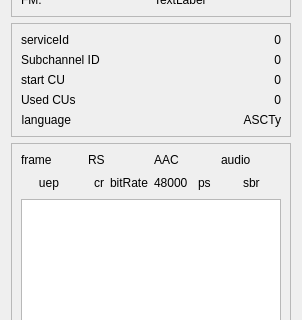
Qt form sources/main/forms-v7/technical-data.ui (JvanKatwijk/qt-dab) before a commit; both pictures show x 0 to 302 and y 85 to 405 of the 302 by 511 pixel window.
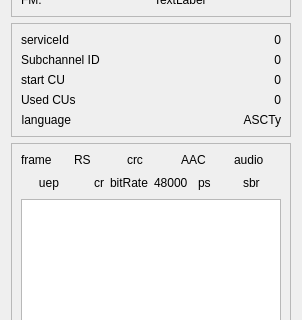
The same form after that commit. Custom widgets are drawn as their Qt base class.

What changed in the file:
```diff
--- a/sources/main/forms-v7/technical-data.ui
+++ b/sources/main/forms-v7/technical-data.ui
@@ -257,6 +257,16 @@
           </property>
          </widget>
         </item>
+        <item>
+         <widget class="QLabel" name="crcErrorLabel">
+          <property name="toolTip">
+           <string>&lt;html&gt;&lt;head/&gt;&lt;body&gt;&lt;p&gt;While the RS (Reed-Solomon) handling is there to fix upto 5 errors in a input segment of 110 data bytes, and tells when not succeeding, there is a (more than theoretical) change that the parity bits themselves contain errors, and nevertheles the RS decoder &amp;quot;thinks&amp;quot; all errors are repaired.&lt;/p&gt;&lt;p&gt;That is why is a later stage a crc check is performed.&lt;/p&gt;&lt;p&gt;The indicator is green when the check passes and red otherwise.&lt;/p&gt;&lt;p&gt;It can be expected that the color is most of the time green.&lt;/p&gt;&lt;/body&gt;&lt;/html&gt;</string>
+          </property>
+          <property name="text">
+           <string>crc</string>
+          </property>
+         </widget>
+        </item>
         <item>
          <widget class="QLabel" name="aacLabel">
           <property name="toolTip">
```
Left out of the diff: 2 changed lines with no effect on the pictures.
